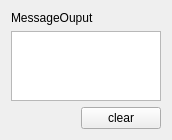
This is longmanApp/src/appGUI/lmmsgview.ui in QtLab/lmApp as Qt 5 draws it before an edit. The edited form follows.
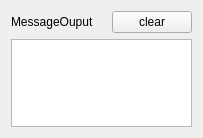
This is the edited form.

The edit to the form file:
```diff
--- a/longmanApp/src/appGUI/lmmsgview.ui
+++ b/longmanApp/src/appGUI/lmmsgview.ui
@@ -6,7 +6,7 @@
    <rect>
     <x>0</x>
     <y>0</y>
-    <width>172</width>
+    <width>203</width>
     <height>138</height>
    </rect>
   </property>
@@ -15,6 +15,8 @@
   </property>
   <layout class="QVBoxLayout" name="verticalLayout">
    <item>
+    <layout class="QHBoxLayout" name="horizontalLayout">
+     <item>
     <widget class="QLabel" name="label">
      <property name="text">
       <string>MessageOuput</string>
@@ -22,11 +24,6 @@
     </widget>
    </item>
    <item>
-    <widget class="QTextBrowser" name="textBrowser"/>
-   </item>
-   <item>
-    <layout class="QHBoxLayout" name="horizontalLayout">
-     <item>
       <spacer name="horizontalSpacer">
        <property name="orientation">
         <enum>Qt::Horizontal</enum>
@@ -48,6 +45,9 @@
      </item>
     </layout>
    </item>
+   <item>
+    <widget class="QTextBrowser" name="textBrowser"/>
+   </item>
   </layout>
  </widget>
  <resources/>
```
Lines whose indentation alone changed are shown as unchanged.
